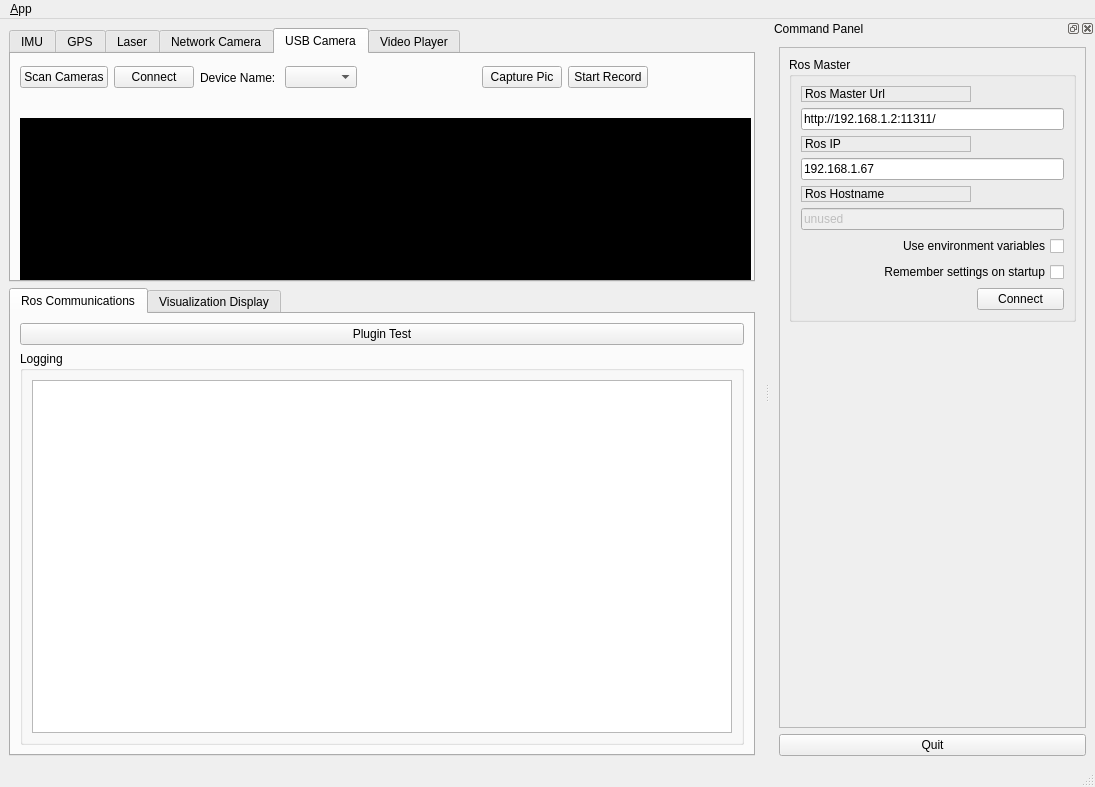
Old version of the form ui/main_window.ui in the repository LennonHuang/test_qt.
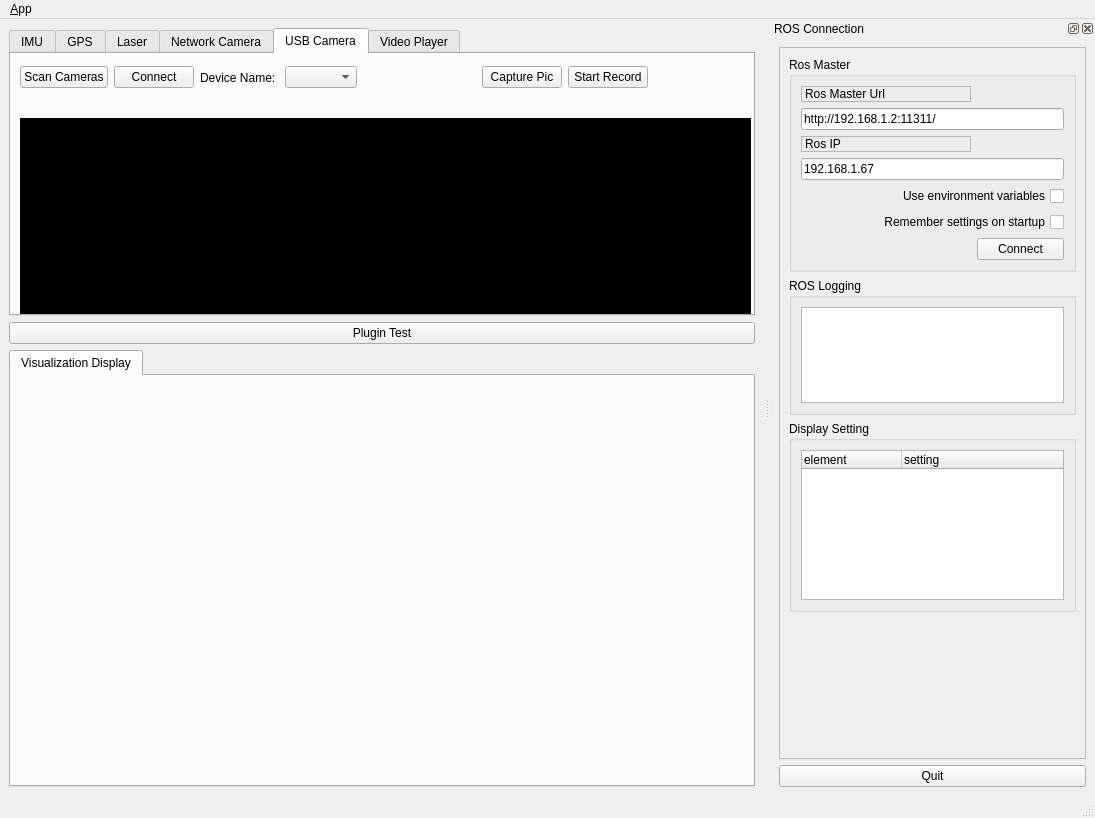
New version of the form. The open tabs and pages were chosen to show the change. Icons and pictures are not drawn.

```diff
--- a/ui/main_window.ui
+++ b/ui/main_window.ui
@@ -7,7 +7,7 @@
     <x>0</x>
     <y>0</y>
     <width>1095</width>
-    <height>787</height>
+    <height>818</height>
    </rect>
   </property>
   <property name="windowTitle">
@@ -748,6 +748,13 @@
       </widget>
      </widget>
     </item>
+    <item>
+     <widget class="QPushButton" name="plugin_test_btn">
+      <property name="text">
+       <string>Plugin Test</string>
+      </property>
+     </widget>
+    </item>
     <item>
      <widget class="QTabWidget" name="tab_manager">
       <property name="minimumSize">
@@ -762,72 +769,11 @@
       <property name="currentIndex">
        <number>1</number>
       </property>
-      <widget class="QWidget" name="tab_status">
-       <attribute name="title">
-        <string>Ros Communications</string>
-       </attribute>
-       <layout class="QVBoxLayout" name="verticalLayout_2">
-        <item>
-         <widget class="QPushButton" name="plugin_test_btn">
-          <property name="text">
-           <string>Plugin Test</string>
-          </property>
-         </widget>
-        </item>
-        <item>
-         <widget class="QGroupBox" name="groupBox_12">
-          <property name="sizePolicy">
-           <sizepolicy hsizetype="MinimumExpanding" vsizetype="Preferred">
-            <horstretch>0</horstretch>
-            <verstretch>0</verstretch>
-           </sizepolicy>
-          </property>
-          <property name="title">
-           <string>Logging</string>
-          </property>
-          <layout class="QGridLayout" name="gridLayout_3">
-           <item row="1" column="1">
-            <widget class="QListView" name="view_logging"/>
-           </item>
-          </layout>
-         </widget>
-        </item>
-       </layout>
-      </widget>
       <widget class="QWidget" name="tab">
        <attribute name="title">
         <string>Visualization Display</string>
        </attribute>
        <layout class="QVBoxLayout" name="verticalLayout_7">
-        <item>
-         <widget class="QTreeWidget" name="rviz_treeWidget">
-          <property name="sizePolicy">
-           <sizepolicy hsizetype="Expanding" vsizetype="Preferred">
-            <horstretch>0</horstretch>
-            <verstretch>0</verstretch>
-           </sizepolicy>
-          </property>
-          <property name="maximumSize">
-           <size>
-            <width>16777215</width>
-            <height>150</height>
-           </size>
-          </property>
-          <property name="columnCount">
-           <number>2</number>
-          </property>
-          <column>
-           <property name="text">
-            <string>element</string>
-           </property>
-          </column>
-          <column>
-           <property name="text">
-            <string>setting</string>
-           </property>
-          </column>
-         </widget>
-        </item>
         <item>
          <widget class="QFrame" name="frame_rviz">
           <property name="sizePolicy">
@@ -884,14 +830,14 @@
    <property name="minimumSize">
     <size>
      <width>325</width>
-     <height>389</height>
+     <height>659</height>
     </size>
    </property>
    <property name="allowedAreas">
     <set>Qt::RightDockWidgetArea</set>
    </property>
    <property name="windowTitle">
-    <string>Command Panel</string>
+    <string>ROS Connection</string>
    </property>
    <attribute name="dockWidgetArea">
     <number>2</number>
@@ -959,30 +905,7 @@
              </property>
             </widget>
            </item>
-           <item row="4" column="0">
-            <widget class="QLabel" name="label_3">
-             <property name="frameShape">
-              <enum>QFrame::StyledPanel</enum>
-             </property>
-             <property name="frameShadow">
-              <enum>QFrame::Raised</enum>
-             </property>
-             <property name="text">
-              <string>Ros Hostname</string>
-             </property>
-            </widget>
-           </item>
-           <item row="5" column="0" colspan="2">
-            <widget class="QLineEdit" name="line_edit_topic">
-             <property name="enabled">
-              <bool>false</bool>
-             </property>
-             <property name="text">
-              <string>unused</string>
-             </property>
-            </widget>
-           </item>
-           <item row="6" column="0" colspan="2">
+           <item row="4" column="0" colspan="2">
             <widget class="QCheckBox" name="checkbox_use_environment">
              <property name="layoutDirection">
               <enum>Qt::RightToLeft</enum>
@@ -992,7 +915,7 @@
              </property>
             </widget>
            </item>
-           <item row="7" column="0" colspan="2">
+           <item row="5" column="0" colspan="2">
             <widget class="QCheckBox" name="checkbox_remember_settings">
              <property name="layoutDirection">
               <enum>Qt::RightToLeft</enum>
@@ -1002,7 +925,7 @@
              </property>
             </widget>
            </item>
-           <item row="8" column="0">
+           <item row="6" column="0">
             <spacer name="horizontalSpacer">
              <property name="orientation">
               <enum>Qt::Horizontal</enum>
@@ -1015,7 +938,7 @@
              </property>
             </spacer>
            </item>
-           <item row="8" column="1">
+           <item row="6" column="1">
             <widget class="QPushButton" name="button_connect">
              <property name="enabled">
               <bool>true</bool>
@@ -1040,6 +963,68 @@
           </layout>
          </widget>
         </item>
+        <item>
+         <widget class="QGroupBox" name="groupBox_12">
+          <property name="sizePolicy">
+           <sizepolicy hsizetype="MinimumExpanding" vsizetype="Preferred">
+            <horstretch>0</horstretch>
+            <verstretch>0</verstretch>
+           </sizepolicy>
+          </property>
+          <property name="title">
+           <string>ROS Logging</string>
+          </property>
+          <layout class="QGridLayout" name="gridLayout_3">
+           <item row="1" column="1">
+            <widget class="QListView" name="view_logging"/>
+           </item>
+          </layout>
+         </widget>
+        </item>
+        <item>
+         <widget class="QGroupBox" name="display_setting">
+          <property name="title">
+           <string>Display Setting</string>
+          </property>
+          <layout class="QGridLayout" name="gridLayout_2">
+           <item row="0" column="0">
+            <widget class="QTreeWidget" name="rviz_treeWidget">
+             <property name="sizePolicy">
+              <sizepolicy hsizetype="Expanding" vsizetype="Preferred">
+               <horstretch>0</horstretch>
+               <verstretch>0</verstretch>
+              </sizepolicy>
+             </property>
+             <property name="minimumSize">
+              <size>
+               <width>0</width>
+               <height>150</height>
+              </size>
+             </property>
+             <property name="maximumSize">
+              <size>
+               <width>16777215</width>
+               <height>150</height>
+              </size>
+             </property>
+             <property name="columnCount">
+              <number>2</number>
+             </property>
+             <column>
+              <property name="text">
+               <string>element</string>
+              </property>
+             </column>
+             <column>
+              <property name="text">
+               <string>setting</string>
+              </property>
+             </column>
+            </widget>
+           </item>
+          </layout>
+         </widget>
+        </item>
         <item>
          <spacer name="verticalSpacer_3">
           <property name="orientation">
```
Left out of the diff: 10 changed lines with no effect on the pictures.
